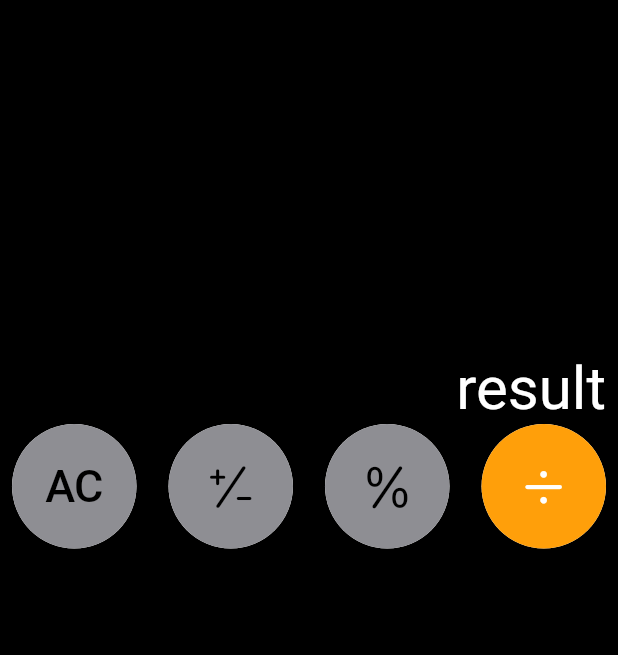
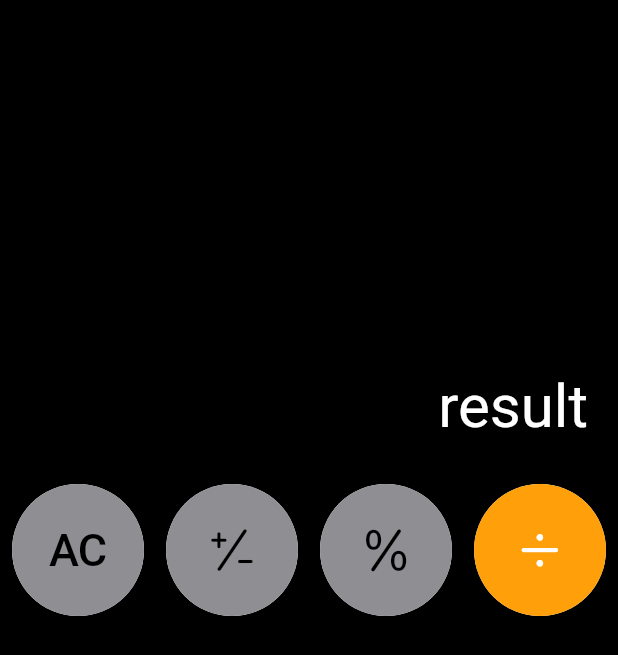
Before and after one commit to SangWook16074/my_ios_calculator, a Flutter app: the screen it shows after launch, on a phone screen of 412 x 824 dp. Shown: the top 655 px of the screen. Run offline on Flutter 3.47's test engine with Material 2 defaults, Android fonts, the phone set to English and light mode, and no system bars; our stand-ins replace get.

Commit message:
2023년 2월 2일 목요일 작업 종료
작업시간 : 약 30

1. icon 사이즈와 icon 색 관리

icon_data.dart파일에 아이콘의 색과 아이콘의 사이즈를 관리하는 클래스 멤버를 생성해서 각각 전달해줌. 유지보수시에 멤버의 값을 변경하면 전체가 변경됨.
분
2. black 버튼 클래스 생성

아직은 미완성이지만 기본 형태의 검정 버튼 UI 제작을 위한 클래스를 생성 중임.

```diff
--- a/lib/src/ui/home/app.dart
+++ b/lib/src/ui/home/app.dart
@@ -15,9 +15,7 @@ class _AppState extends State<App> {
   Widget build(BuildContext context) {
     return Scaffold(
       backgroundColor: Colors.black,
-      body: Padding(
-        padding: const EdgeInsets.all(8.0),
-        child: Column(
+      body: Column(
         children: [
           _result(),
           _buttonsRow1(),
@@ -27,25 +25,29 @@ class _AppState extends State<App> {
           _buttonsRow5(),
         ],
       ),
-      ),
     );
   }
 
   // 계산기 화면을 나타내는 위젯
   Widget _result() {
-    return Container(
+    return Padding(
+      padding: const EdgeInsets.all(20.0),
+      child: Container(
         height: MediaQuery.of(context).size.height / 3,
         alignment: Alignment.bottomRight,
         child: Text(
           'result',
           style: TextStyle(color: Colors.white, fontSize: 40),
         ),
+      ),
     );
   }
 
   // 버튼 첫번째 줄
   Widget _buttonsRow1() {
-    return Row(
+    return Padding(
+      padding: const EdgeInsets.all(8.0),
+      child: Row(
         mainAxisAlignment: MainAxisAlignment.spaceBetween,
         crossAxisAlignment: CrossAxisAlignment.center,
         children: [
@@ -56,6 +58,7 @@ class _AppState extends State<App> {
           greyBtn(type: GreyBtnType.PERCENT),
           OrangeBtn(icon: BtnIconType.divide),
         ],
+      ),
     );
   }
 
--- a/lib/src/ui/home/widget/back_ground_btn.dart
+++ b/lib/src/ui/home/widget/back_ground_btn.dart
@@ -3,15 +3,18 @@
 // 버튼 클래스의 하얀 클릭 이벤트를 위한 배경
 
 import 'package:flutter/cupertino.dart';
+import 'package:get/get.dart';
 
 class BackGroundBtn extends StatelessWidget {
   const BackGroundBtn({super.key});
 
   @override
   Widget build(BuildContext context) {
+    final double _btnLength = Get.size.width / 4 - 15;
+
     return Container(
-      width: MediaQuery.of(context).size.width / 4 - 20,
-      height: MediaQuery.of(context).size.width / 4 - 20,
+      width: _btnLength,
+      height: _btnLength,
       decoration: BoxDecoration(
         color: CupertinoColors.white,
         borderRadius: BorderRadius.circular(100),
--- a/lib/src/ui/home/widget/basic_btn.dart
+++ b/lib/src/ui/home/widget/basic_btn.dart
@@ -3,6 +3,7 @@
 // 모든 버튼들의 기본이 되는 틀 역할
 // 중복되는 소스를 방지하면서 클린 아키텍처를 도와줌.
 import 'package:flutter/cupertino.dart';
+import 'package:get/get.dart';
 
 class BasicBtn extends StatefulWidget {
   final Color color;
@@ -14,11 +15,13 @@ class BasicBtn extends StatefulWidget {
 }
 
 class _BasicBtnState extends State<BasicBtn> {
+  final double _btnLength = Get.size.width / 4 - 15;
+
   @override
   Widget build(BuildContext context) {
     return SizedBox(
-      width: MediaQuery.of(context).size.width / 4 - 20,
-      height: MediaQuery.of(context).size.width / 4 - 20,
+      width: _btnLength,
+      height: _btnLength,
       child: CupertinoButton(
         color: widget.color,
         padding: const EdgeInsets.all(8.0),
--- a/lib/src/ui/home/widget/icon_data.dart
+++ b/lib/src/ui/home/widget/icon_data.dart
@@ -5,40 +5,44 @@
 import 'package:flutter/cupertino.dart';
 
 class BtnIconType {
+  static double _iconSize = 35.0;
+  static Color _greyBtnColor = CupertinoColors.black;
+  static Color _orangeBtnColor = CupertinoColors.white;
+
   static Icon get plusAndMinus => Icon(
         CupertinoIcons.plus_slash_minus,
-        size: 35,
-        color: CupertinoColors.black,
+        size: _iconSize,
+        color: _greyBtnColor,
       );
 
   static Icon get percent => Icon(
         CupertinoIcons.percent,
-        size: 35,
-        color: CupertinoColors.black,
+        size: _iconSize,
+        color: _greyBtnColor,
       );
   static Icon get plus => Icon(
         CupertinoIcons.plus,
-        size: 35,
-        color: CupertinoColors.white,
+        size: _iconSize,
+        color: _orangeBtnColor,
       );
   static Icon get minus => Icon(
         CupertinoIcons.minus,
-        size: 35,
-        color: CupertinoColors.white,
+        size: _iconSize,
+        color: _orangeBtnColor,
       );
   static Icon get multiply => Icon(
         CupertinoIcons.multiply,
-        size: 35,
-        color: CupertinoColors.white,
+        size: _iconSize,
+        color: _orangeBtnColor,
       );
   static Icon get divide => Icon(
         CupertinoIcons.divide,
-        size: 35,
-        color: CupertinoColors.white,
+        size: _iconSize,
+        color: _orangeBtnColor,
       );
   static Icon get equal => Icon(
         CupertinoIcons.plus,
-        size: 35,
-        color: CupertinoColors.white,
+        size: _iconSize,
+        color: _orangeBtnColor,
       );
 }
```
Lines whose indentation alone changed are shown as unchanged.
